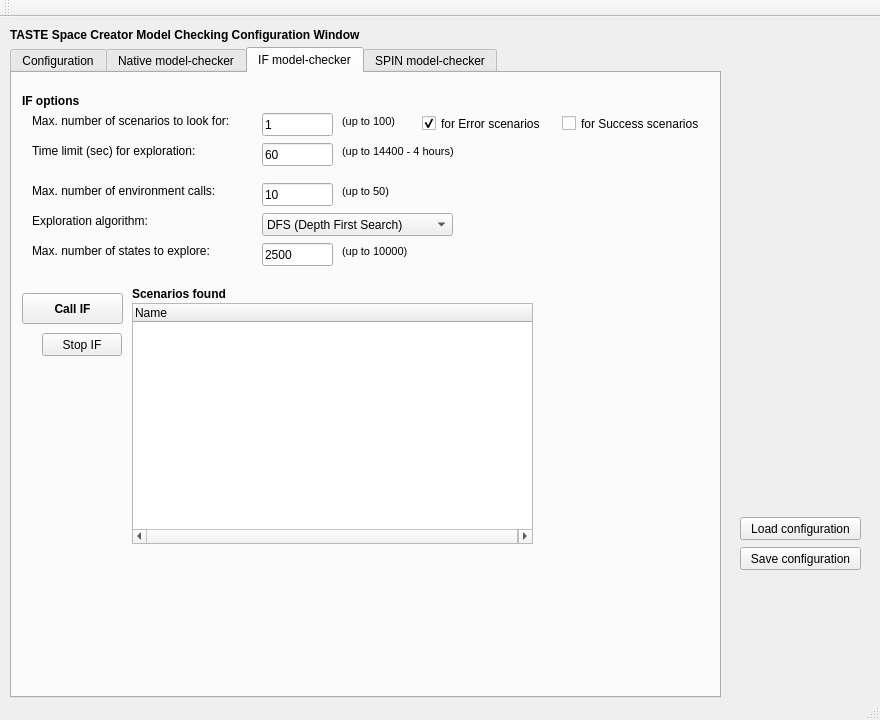
Before: the Qt Designer form src/libs/libiveditor/modelchecking/modelcheckingwindow.ui in esa/spacecreator, drawn with Qt 5.
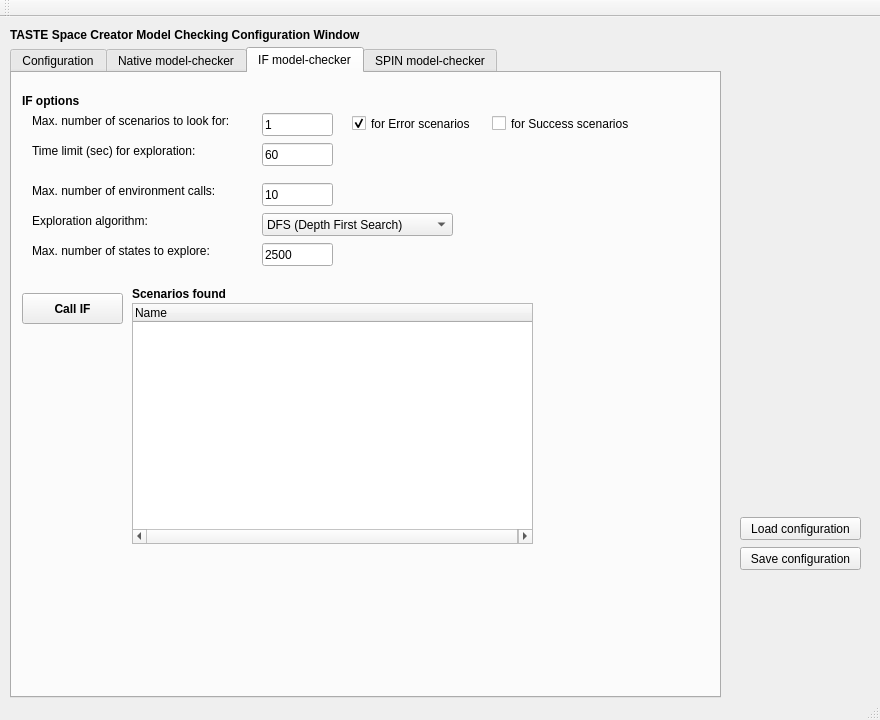
After: the same form once the commit is applied. The open tabs and pages were chosen to show the change.

Commit message: Avoid whitespace in filenames. Don't block when calling editors. More user messsages.

What changed in the file:
```diff
--- a/src/libs/libiveditor/modelchecking/modelcheckingwindow.ui
+++ b/src/libs/libiveditor/modelchecking/modelcheckingwindow.ui
@@ -320,78 +320,6 @@
        <string>60</string>
       </property>
      </widget>
-     <widget class="QLabel" name="label_10">
-      <property name="geometry">
-       <rect>
-        <x>330</x>
-        <y>110</y>
-        <width>71</width>
-        <height>16</height>
-       </rect>
-      </property>
-      <property name="font">
-       <font>
-        <pointsize>8</pointsize>
-       </font>
-      </property>
-      <property name="text">
-       <string>(up to 50)</string>
-      </property>
-     </widget>
-     <widget class="QLabel" name="label_11">
-      <property name="geometry">
-       <rect>
-        <x>330</x>
-        <y>40</y>
-        <width>71</width>
-        <height>16</height>
-       </rect>
-      </property>
-      <property name="font">
-       <font>
-        <pointsize>8</pointsize>
-       </font>
-      </property>
-      <property name="text">
-       <string>(up to 100)</string>
-      </property>
-     </widget>
-     <widget class="QLabel" name="label_12">
-      <property name="geometry">
-       <rect>
-        <x>330</x>
-        <y>170</y>
-        <width>81</width>
-        <height>16</height>
-       </rect>
-      </property>
-      <property name="font">
-       <font>
-        <pointsize>8</pointsize>
-       </font>
-      </property>
-      <property name="text">
-       <string>(up to 10000)</string>
-      </property>
-     </widget>
-     <widget class="QLabel" name="label_14">
-      <property name="geometry">
-       <rect>
-        <x>330</x>
-        <y>70</y>
-        <width>131</width>
-        <height>16</height>
-       </rect>
-      </property>
-      <property name="font">
-       <font>
-        <pointsize>8</pointsize>
-       </font>
-      </property>
-      <property name="text">
-       <string>(up to 14400 - 4 hours)</string>
-      </property>
-     </widget>
      <widget class="QComboBox" name="comboBox_expAlgorithm">
       <property name="geometry">
        <rect>
@@ -412,19 +340,6 @@
        </property>
       </item>
      </widget>
-     <widget class="QPushButton" name="pushButton_stopIF">
-      <property name="geometry">
-       <rect>
-        <x>30</x>
-        <y>260</y>
-        <width>80</width>
-        <height>23</height>
-       </rect>
-      </property>
-      <property name="text">
-       <string>Stop IF</string>
-      </property>
-     </widget>
      <widget class="QPushButton" name="pushButton_callIF">
       <property name="geometry">
        <rect>
@@ -471,7 +386,7 @@
      <widget class="QCheckBox" name="checkBox_errorScenarios">
       <property name="geometry">
        <rect>
-        <x>410</x>
+        <x>340</x>
         <y>40</y>
         <width>141</width>
         <height>21</height>
@@ -487,7 +402,7 @@
      <widget class="QCheckBox" name="checkBox_successScenarios">
       <property name="geometry">
        <rect>
-        <x>550</x>
+        <x>480</x>
         <y>40</y>
         <width>161</width>
         <height>21</height>
```
The commit also changes 1 other file.
